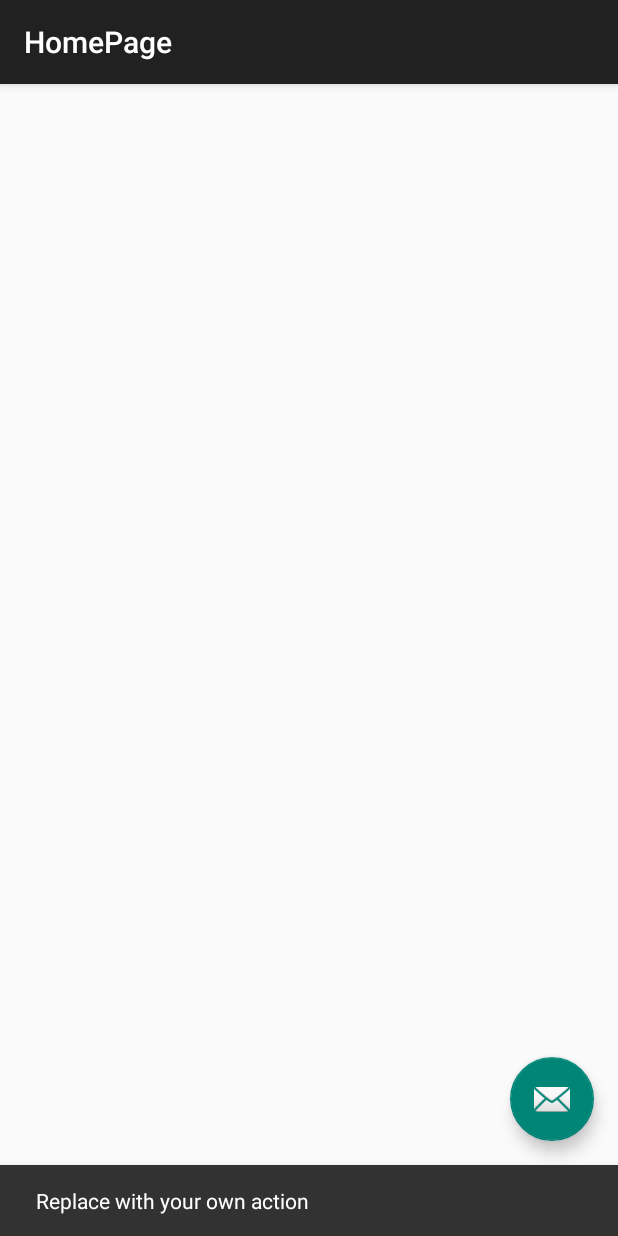
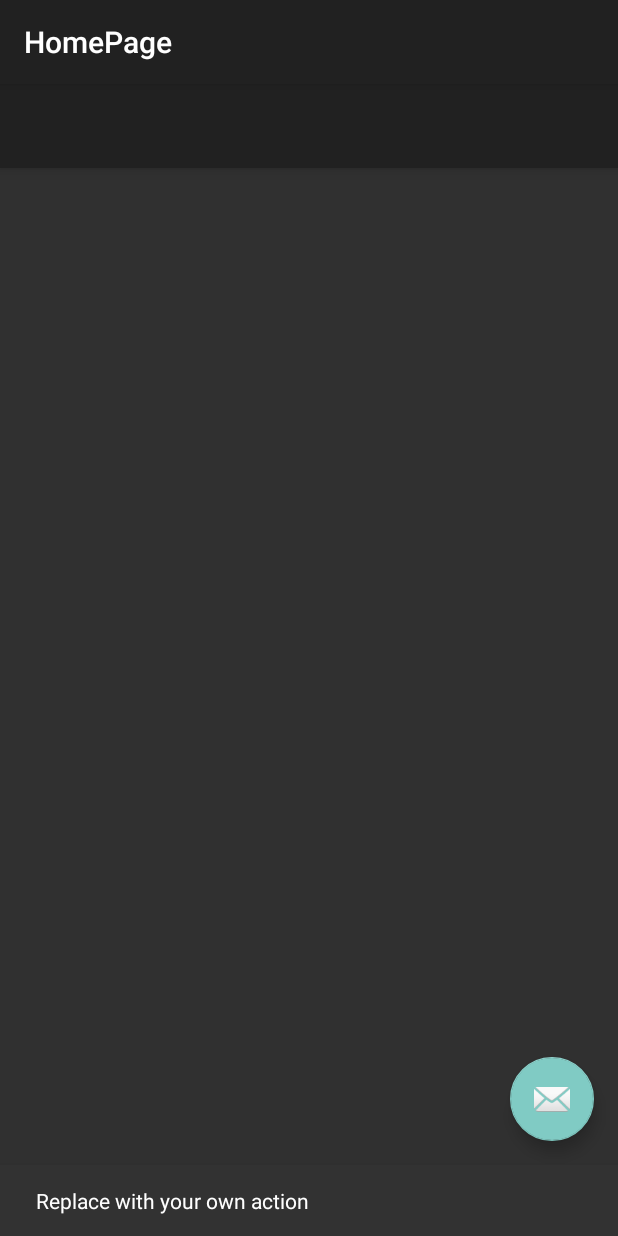
Before and after one commit to Jerryzhao-z/SleepTight, an Android app: the screen it shows after launch (HomePage), after a tap on an icon or button, on a phone screen of 412 x 824 dp. Run offline under Robolectric (Android 15) with nearby library versions, the phone set to English and light mode, and no system bars; libraries missing offline, so code that uses them is left out: com.mikepenz.fontawesome_typeface_library, com.mikepenz.google_material_typeface_library, com.mikepenz.materialdrawer; 7 statements that could not run were skipped.

Commit message:
update style : Material Theme

```diff
--- a/app/src/main/java/fr/sleeptight/ui/BasicPage.java
+++ b/app/src/main/java/fr/sleeptight/ui/BasicPage.java
@@ -24,9 +24,9 @@ public class BasicPage extends AppCompatActivity {
     public void Slide_Bar(Toolbar toolbar){
         new DrawerBuilder().withActivity(this).build();
         PrimaryDrawerItem item0 = new PrimaryDrawerItem().withName(R.string.drawer_item_0).withIdentifier(0).withIcon(FontAwesome.Icon.faw_home);
-        PrimaryDrawerItem item1 = new PrimaryDrawerItem().withName(R.string.drawer_item_1).withIdentifier(1).withIcon(FontAwesome.Icon.faw_eye);
-        PrimaryDrawerItem item2 = new PrimaryDrawerItem().withName(R.string.drawer_item_2).withIdentifier(2).withIcon(FontAwesome.Icon.faw_file_text_o);
-        PrimaryDrawerItem item3 = new PrimaryDrawerItem().withName(R.string.drawer_item_3).withIdentifier(3).withIcon(FontAwesome.Icon.faw_file_text_o);
+        PrimaryDrawerItem item1 = new PrimaryDrawerItem().withName(R.string.drawer_item_1).withIdentifier(1).withIcon(FontAwesome.Icon.faw_bed);
+        PrimaryDrawerItem item2 = new PrimaryDrawerItem().withName(R.string.drawer_item_2).withIdentifier(2).withIcon(FontAwesome.Icon.faw_heartbeat);
+        PrimaryDrawerItem item3 = new PrimaryDrawerItem().withName(R.string.drawer_item_3).withIdentifier(3).withIcon(FontAwesome.Icon.faw_clock_o);
 
         Drawer result = new DrawerBuilder()
                 .withActivity(this)
--- a/app/src/main/res/values/styles.xml
+++ b/app/src/main/res/values/styles.xml
@@ -14,4 +14,27 @@
 
     <style name="AppTheme.PopupOverlay" parent="ThemeOverlay.AppCompat.Light" />
 
+    <style name="CustomTheme" parent="MaterialDrawerTheme.TranslucentStatus">
+        <!-- ...and here we setting appcompat’s color theme attrs -->
+        <item name="colorPrimary">#F1433C</item>
+        <item name="colorPrimaryDark">#D03033</item>
+        <item name="colorAccent">#02A8F3</item>
+
+        <!-- MaterialDrawer specific values -->
+        <item name="material_drawer_background">@color/material_drawer_dark_background</item>
+        <item name="material_drawer_primary_text">@color/material_drawer_dark_primary_text</item>
+        <item name="material_drawer_secondary_text">@color/material_drawer_dark_secondary_text</item>
+        <item name="material_drawer_hint_text">@color/material_drawer_dark_hint_text</item>
+        <item name="material_drawer_divider">@color/material_drawer_dark_divider</item>
+        <item name="material_drawer_selected">@color/material_drawer_dark_selected</item>
+        <item name="material_drawer_selected_text">#F1433C</item>
+        <item name="material_drawer_header_selection_text">
+            @color/material_drawer_dark_primary_text
+        </item>
+
+        <!-- CAB :D -->
+        <item name="windowActionModeOverlay">true</item>
+    </style>
+
+
 </resources>
```
Also changed, not shown: app/src/main/AndroidManifest.xml (+4 -3 lines), app/src/main/res/values/colors.xml (added, +16 -0 lines), 1 other file.
